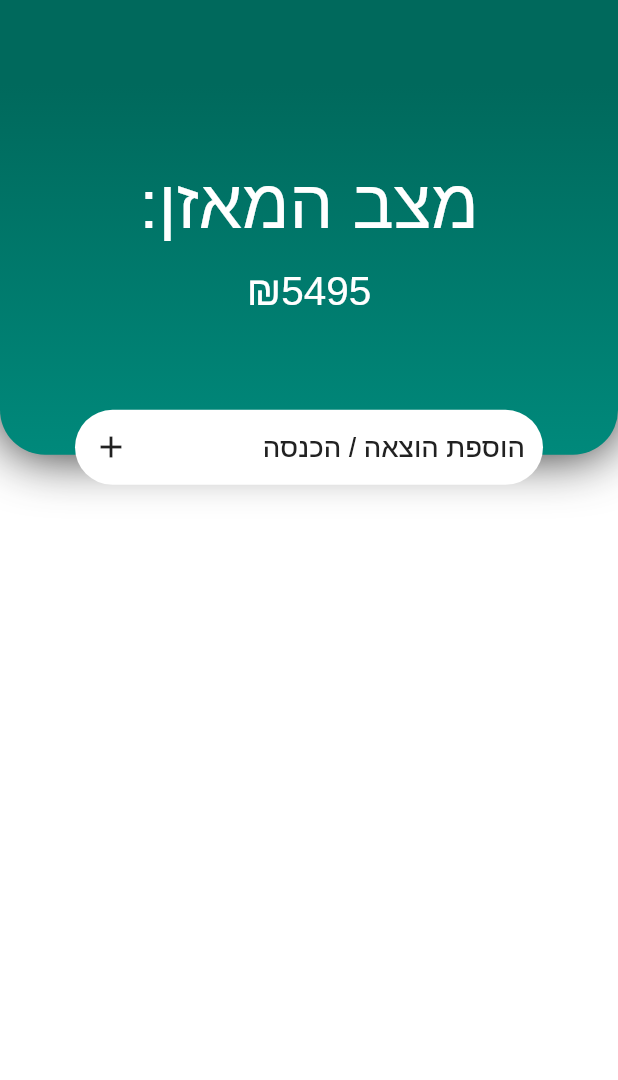
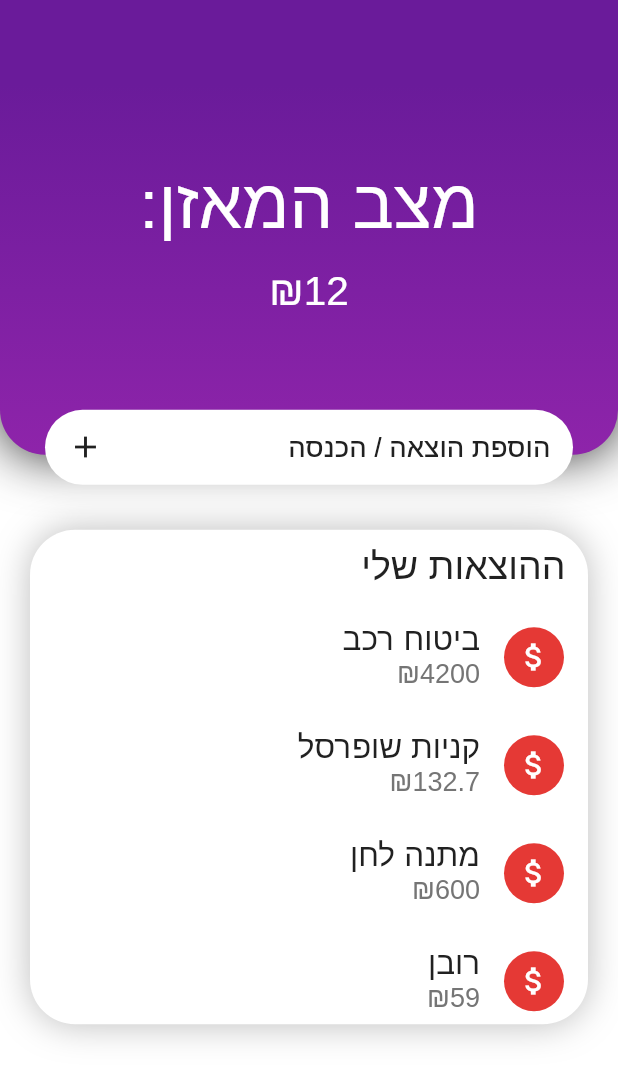
Before and after one commit to AlmegAlmeg/my-expanses-app, a Flutter app: the screen it shows after launch, on a phone screen of 412 x 824 dp. Shown: the top 1080 px of the screen. Run offline on Flutter 3.47's test engine with Material 2 defaults, Android fonts, the phone set to English and light mode, and no system bars; our stand-ins replace get.

Commit message:
added widgets, behaviors and change colors

```diff
--- a/lib/config/colors.dart
+++ b/lib/config/colors.dart
@@ -1,6 +1,11 @@
 import 'package:flutter/material.dart';
 
-final Color primary = Colors.teal.shade800;
-final Color secondary = Colors.teal.shade600;
+final Color primary = Colors.purple.shade800;
+final Color secondary = Colors.purple.shade600;
+
+final Color expanseColor = Colors.red.shade600;
+
 const Color white = Colors.white;
 final Color grey = Colors.grey.shade900;
+final Color lightGrey = Colors.grey.shade600;
+final Color veryLightGrey = Colors.grey.shade400;
--- a/lib/controllers/expanse_controller.dart
+++ b/lib/controllers/expanse_controller.dart
@@ -1,10 +1,22 @@
 import 'package:get/get.dart';
 import 'package:myexpenessapp/model/expanse.dart';
 import 'package:myexpenessapp/model/income.dart';
+import 'package:myexpenessapp/utils/format_number.dart';
 
 class ExpanseController extends GetxController {
-  RxList<Expanse> expanses = <Expanse>[].obs;
+  RxList<Expanse> expanses = <Expanse>[
+    Expanse(id: "e1", info: "ביטוח רכב", price: 4200),
+    Expanse(id: "e2", info: "קניות שופרסל", price: 132.7),
+    Expanse(id: "e3", info: "מתנה לחן", price: 600),
+    Expanse(id: "e4", info: "רובן", price: 59),
+    Expanse(id: "e5", info: "ארנונה", price: 431.3),
+    Expanse(id: "e6", info: "קניות ירקות", price: 8.2),
+  ].obs;
   RxList<Income> incomes = <Income>[].obs;
+
+  String getBalance() {
+    return fromatNumber(12);
+  }
 
   void addExpanse(String newInfo, double newPrice) {
     expanses.add(Expanse(
--- a/lib/home_page.dart
+++ b/lib/home_page.dart
@@ -5,6 +5,7 @@ import 'package:myexpenessapp/config/font_sizes.dart';
 import 'package:myexpenessapp/controllers/expanse_controller.dart';
 import 'package:myexpenessapp/widgets/customs/custom_text.dart';
 import 'package:myexpenessapp/widgets/home_page_top.dart';
+import 'package:myexpenessapp/widgets/income_list.dart';
 
 class HomePage extends StatelessWidget {
   HomePage({super.key});
@@ -14,37 +15,14 @@ class HomePage extends StatelessWidget {
   @override
   Widget build(BuildContext context) {
     return Scaffold(
-      appBar: AppBar(
-        backgroundColor: primary,
-        elevation: 0,
-        // title: const CustomText(text: "ההוצאות שלי"),
-        // centerTitle: true,
-        // leading: CustomButton(
-        //   child: const Icon(Icons.add),
-        //   func: () => Get.bottomSheet(const AddInfoDialog()),
-        // ),
-      ),
+      appBar: AppBar(backgroundColor: primary, elevation: 0),
       backgroundColor: white,
+      resizeToAvoidBottomInset: true,
       body: SingleChildScrollView(
         child: Column(
           children: [
             HomePageTop(),
-            Obx(() {
-              return ListView.builder(
-                itemCount: ec.expanses.length,
-                shrinkWrap: true,
-                itemBuilder: ((context, i) {
-                  return ListTile(
-                    title: CustomText(text: ec.expanses[i].info, fontSize: FontSizes.text18),
-                    trailing: CustomText(text: "₪${ec.expanses[i].price}", fontSize: FontSizes.text18),
-                    leading: CircleAvatar(
-                      backgroundColor: primary,
-                      child: const Icon(Icons.money_off, color: white),
-                    ),
-                  );
-                }),
-              );
-            }),
+            IncomeList(),
           ],
         ),
       ),
--- a/lib/main.dart
+++ b/lib/main.dart
@@ -1,6 +1,7 @@
 import 'package:flutter/material.dart';
 import 'package:get/get.dart';
 import 'package:myexpenessapp/home_page.dart';
+import 'package:myexpenessapp/widgets/customs/custom_scroll_behavior.dart';
 
 void main() {
   runApp(const MyApp());
@@ -13,6 +14,7 @@ class MyApp extends StatelessWidget {
   Widget build(BuildContext context) {
     return GetMaterialApp(
       title: "Almeg's Expanses",
+      scrollBehavior: CustomScrollBehavior(),
       home: Directionality(
         textDirection: TextDirection.rtl,
         child: HomePage(),
--- /dev/null
+++ b/lib/utils/format_number.dart
@@ -0,0 +1,6 @@
+String fromatNumber(double number) {
+  if (number % 1 == 0) {
+    return number.toStringAsFixed(0);
+  }
+  return number.toString();
+}
--- /dev/null
+++ b/lib/widgets/customs/custom_scroll_behavior.dart
@@ -0,0 +1,8 @@
+import 'package:flutter/material.dart';
+
+class CustomScrollBehavior extends ScrollBehavior {
+  @override
+  Widget buildOverscrollIndicator(BuildContext context, Widget child, ScrollableDetails details) {
+    return child;
+  }
+}
--- a/lib/widgets/home_page_top.dart
+++ b/lib/widgets/home_page_top.dart
@@ -1,12 +1,16 @@
 import 'package:flutter/material.dart';
+import 'package:get/get.dart';
 import 'package:myexpenessapp/config/colors.dart';
 import 'package:myexpenessapp/config/font_sizes.dart';
 import 'package:myexpenessapp/config/media_query_variables.dart';
+import 'package:myexpenessapp/controllers/expanse_controller.dart';
 import 'package:myexpenessapp/widgets/customs/custom_button.dart';
 import 'package:myexpenessapp/widgets/customs/custom_text.dart';
 
 class HomePageTop extends StatelessWidget {
-  const HomePageTop({super.key});
+  HomePageTop({super.key});
+
+  final ExpanseController ec = Get.put(ExpanseController());
 
   @override
   Widget build(BuildContext context) {
@@ -28,22 +32,24 @@ class HomePageTop extends StatelessWidget {
           ),
           child: Column(
             mainAxisAlignment: MainAxisAlignment.center,
-            children: const [
-              CustomText(text: "מצב המאזן:", fontSize: FontSizes.text46, color: white),
-              SizedBox(height: 15),
-              CustomText(text: "₪5495", color: white, fontSize: FontSizes.text27),
-              SizedBox(height: 40),
+            children: [
+              const CustomText(text: "מצב המאזן:", fontSize: FontSizes.text46, color: white),
+              const SizedBox(height: 15),
+              // Obx(() {
+              CustomText(text: "₪${ec.getBalance()}", color: white, fontSize: FontSizes.text27),
+              // }),
+              const SizedBox(height: 40),
             ],
           ),
         ),
         Positioned(
           bottom: -20,
-          left: 50,
-          right: 50,
+          left: 30,
+          right: 30,
           child: CustomButton(
-            func: () {},
+            func: () => {},
             height: 50,
-            padding: const EdgeInsets.symmetric(horizontal: 12),
+            padding: const EdgeInsets.symmetric(horizontal: 15),
             child: Row(
               mainAxisAlignment: MainAxisAlignment.spaceBetween,
               children: [
--- /dev/null
+++ b/lib/widgets/income_list.dart
@@ -0,0 +1,64 @@
+import 'package:flutter/material.dart';
+import 'package:get/get.dart';
+import 'package:myexpenessapp/config/colors.dart';
+import 'package:myexpenessapp/config/font_sizes.dart';
+import 'package:myexpenessapp/config/media_query_variables.dart';
+import 'package:myexpenessapp/controllers/expanse_controller.dart';
+import 'package:myexpenessapp/utils/format_number.dart';
+import 'package:myexpenessapp/widgets/customs/custom_text.dart';
+
+class IncomeList extends StatelessWidget {
+  IncomeList({super.key});
+
+  final ExpanseController ec = Get.put(ExpanseController());
+
+  @override
+  Widget build(BuildContext context) {
+    return Container(
+      clipBehavior: Clip.hardEdge,
+      height: height(context) * 0.4,
+      width: width(context),
+      margin: const EdgeInsets.symmetric(horizontal: 20, vertical: 50),
+      decoration: BoxDecoration(
+        color: white,
+        borderRadius: BorderRadius.circular(30),
+        boxShadow: [BoxShadow(color: veryLightGrey, blurRadius: 20)],
+      ),
+      child: Column(
+        crossAxisAlignment: CrossAxisAlignment.start,
+        children: [
+          const Padding(
+            padding: EdgeInsets.symmetric(horizontal: 15, vertical: 10),
+            child: CustomText(text: "ההוצאות שלי", fontSize: FontSizes.text25),
+          ),
+          Expanded(
+            child: Obx(() {
+              return Scrollbar(
+                child: ListView.builder(
+                  // physics: const ClampingScrollPhysics(),
+                  itemCount: ec.expanses.length,
+                  shrinkWrap: true,
+                  itemBuilder: ((ctx, i) {
+                    return ListTile(
+                      leading: CircleAvatar(
+                        backgroundColor: expanseColor,
+                        child: const Icon(Icons.attach_money, color: white),
+                      ),
+                      title: CustomText(text: ec.expanses[i].info, textAlign: TextAlign.right),
+                      subtitle: CustomText(
+                        text: "₪${fromatNumber(ec.expanses[i].price)}",
+                        textAlign: TextAlign.right,
+                        color: lightGrey,
+                        fontSize: FontSizes.text18,
+                      ),
+                    );
+                  }),
+                ),
+              );
+            }),
+          )
+        ],
+      ),
+    );
+  }
+}
```
Also changed, not shown: lib/widgets/add_info_dialog.dart (+18 -26 lines).
